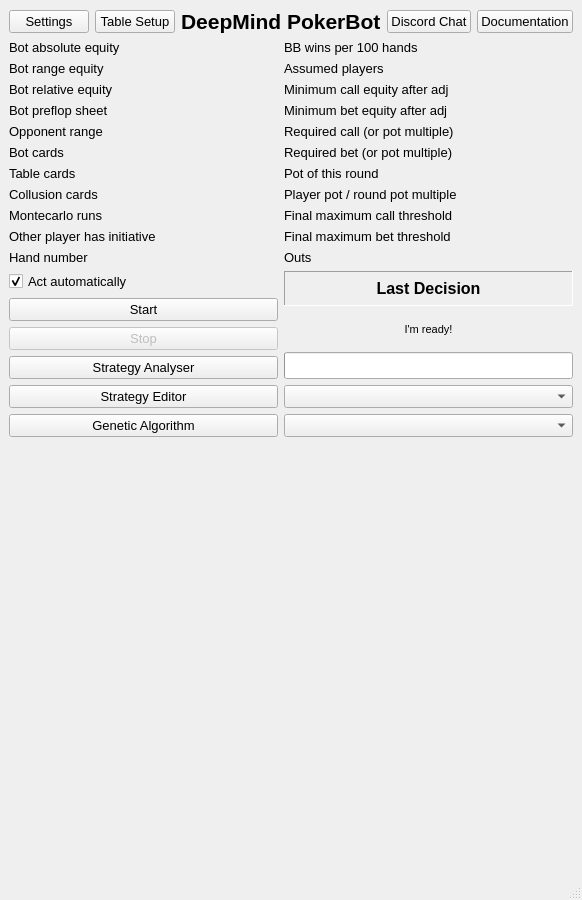
This is poker/gui/ui/main_form.ui in dickreuter/Poker as Qt 5 draws it before an edit. The edited form follows.
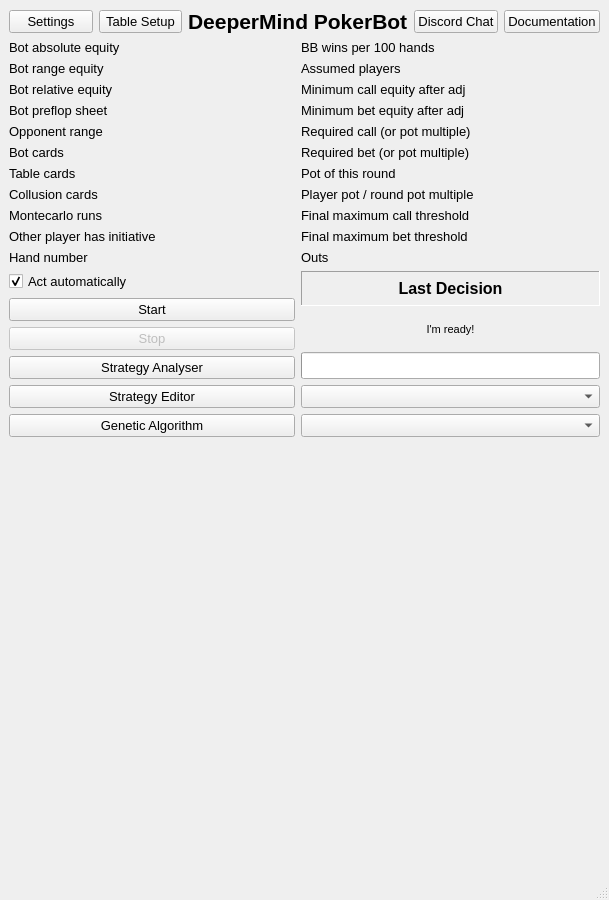
This is the edited form.

What changed in the file:
```diff
--- a/poker/gui/ui/main_form.ui
+++ b/poker/gui/ui/main_form.ui
@@ -6,7 +6,7 @@
    <rect>
     <x>0</x>
     <y>0</y>
-    <width>570</width>
+    <width>609</width>
     <height>900</height>
    </rect>
   </property>
@@ -341,7 +341,7 @@
        </font>
       </property>
       <property name="text">
-       <string>DeepMind PokerBot</string>
+       <string>DeeperMind PokerBot</string>
       </property>
      </widget>
     </item>
```
